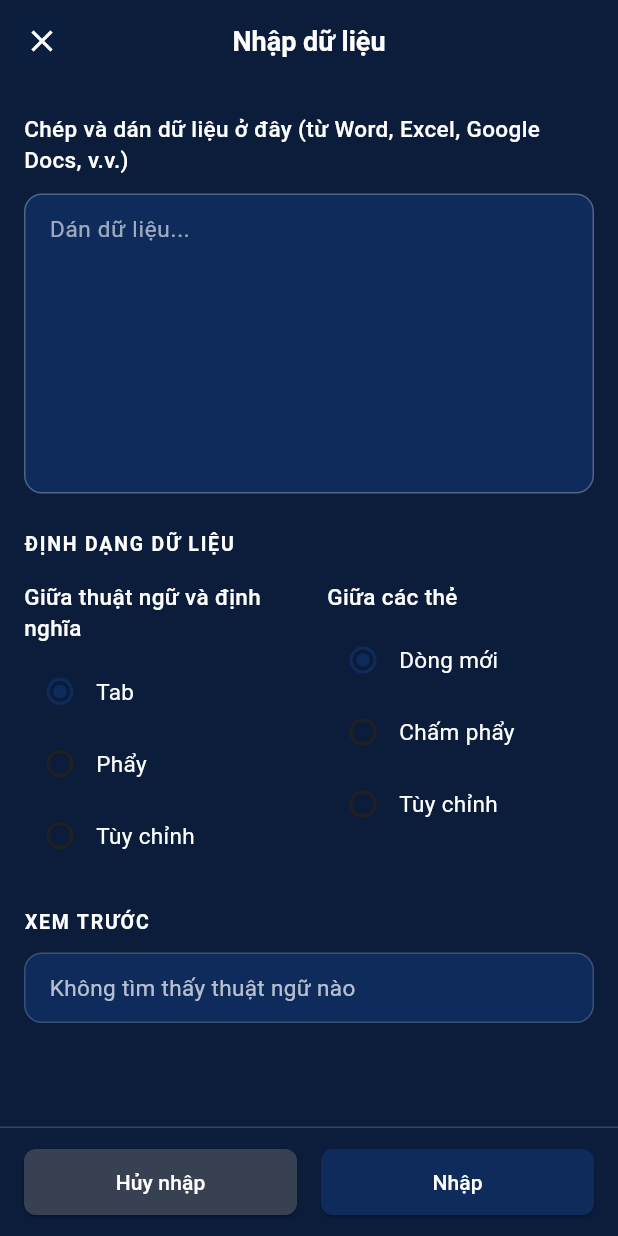
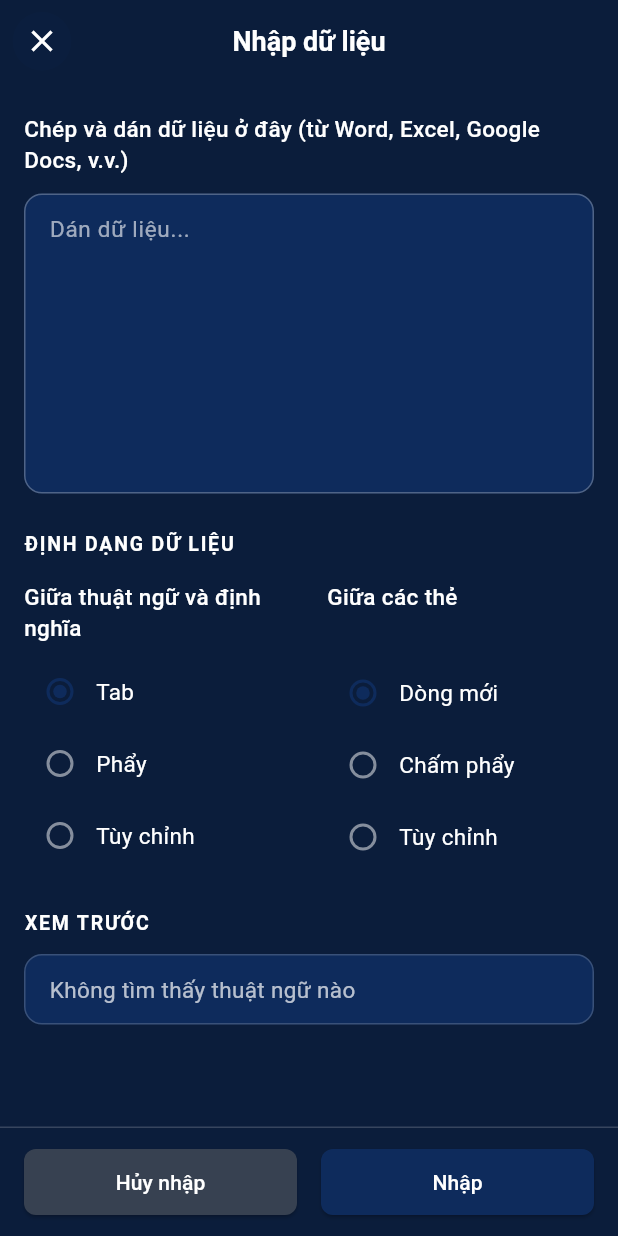
Before and after one commit to NguyenMinhDuc163/Card-Mind, a Flutter app: the ImportDataScreen widget shown alone on an empty page, opened directly with empty values, on a phone screen of 412 x 824 dp. Run offline on Flutter 3.47's test engine with Material 3 defaults, Android fonts, the phone set to English and light mode, and no system bars; our stand-ins replace cached_network_image, connectivity_plus, device_preview_plus, dio, easy_localization, envied and 14 more; missing offline and left inert: curl_logger_dio_interceptor, sp_util; accounts and stored records are empty.

Commit message:
fix theme

```diff
--- a/lib/modules/create_course/model/import_data_config.dart
+++ b/lib/modules/create_course/model/import_data_config.dart
@@ -28,7 +28,8 @@ class ImportDataConfig extends Equatable {
     String? customCardDelimiter,
   }) {
     return ImportDataConfig(
-      termDefinitionDelimiter: termDefinitionDelimiter ?? this.termDefinitionDelimiter,
+      termDefinitionDelimiter:
+          termDefinitionDelimiter ?? this.termDefinitionDelimiter,
       cardDelimiter: cardDelimiter ?? this.cardDelimiter,
       customTermDefinitionDelimiter:
           customTermDefinitionDelimiter ?? this.customTermDefinitionDelimiter,
@@ -53,7 +54,7 @@ class ImportDataConfig extends Equatable {
   String _getDelimiterValue(String delimiter) {
     switch (delimiter) {
       case 'tab':
-        return '\t';
+        return '\t'; // Tab character
       case 'comma':
         return ',';
       case 'semicolon':
@@ -66,7 +67,10 @@ class ImportDataConfig extends Equatable {
   }
 
   factory ImportDataConfig.defaultConfig() {
-    return const ImportDataConfig(termDefinitionDelimiter: 'tab', cardDelimiter: 'newline');
+    return const ImportDataConfig(
+      termDefinitionDelimiter: 'tab',
+      cardDelimiter: 'newline',
+    );
   }
 }
 
@@ -75,7 +79,11 @@ class ParsedDataResult extends Equatable {
   final String? errorMessage;
   final bool hasError;
 
-  const ParsedDataResult({required this.terms, this.errorMessage, this.hasError = false});
+  const ParsedDataResult({
+    required this.terms,
+    this.errorMessage,
+    this.hasError = false,
+  });
 
   @override
   List<Object?> get props => [terms, errorMessage, hasError];
@@ -85,7 +93,11 @@ class ParsedDataResult extends Equatable {
   }
 
   factory ParsedDataResult.error(String errorMessage) {
-    return ParsedDataResult(terms: [], errorMessage: errorMessage, hasError: true);
+    return ParsedDataResult(
+      terms: [],
+      errorMessage: errorMessage,
+      hasError: true,
+    );
   }
 }
 
@@ -94,7 +106,11 @@ class ParsedTerm extends Equatable {
   final String definition;
   final String language;
 
-  const ParsedTerm({required this.term, required this.definition, this.language = 'Tiếng Việt'});
+  const ParsedTerm({
+    required this.term,
+    required this.definition,
+    this.language = 'Tiếng Việt',
+  });
 
   @override
   List<Object?> get props => [term, definition, language];
--- a/lib/modules/create_course/screen/import_data_screen.dart
+++ b/lib/modules/create_course/screen/import_data_screen.dart
@@ -260,7 +260,7 @@ class _ImportDataScreenState extends State<ImportDataScreen> {
             fontWeight: FontWeight.w500,
           ),
         ),
-        const SizedBox(height: 8),
+        const SizedBox(height: 30),
         _buildDelimiterOptions(
           currentValue: _config.cardDelimiter,
           options: const [
@@ -311,6 +311,14 @@ class _ImportDataScreenState extends State<ImportDataScreen> {
                       }
                     },
                     activeColor: context.brandColors.buttonPrimary,
+                    fillColor: MaterialStateProperty.resolveWith<Color>((
+                      states,
+                    ) {
+                      if (states.contains(MaterialState.selected)) {
+                        return context.brandColors.buttonPrimary;
+                      }
+                      return context.brandColors.textMuted;
+                    }),
                   ),
                   Text(
                     label,
@@ -332,7 +340,7 @@ class _ImportDataScreenState extends State<ImportDataScreen> {
                       color: context.brandColors.searchBarText,
                     ),
                     decoration: InputDecoration(
-                      hintText: 'Nhập delimiter tùy chỉnh...',
+                      hintText: 'Nhập ký tự...',
                       hintStyle: AppTextStyles.textContent2.copyWith(
                         color: context.brandColors.searchBarText.withOpacity(
                           0.6,
@@ -512,7 +520,7 @@ class _ImportDataScreenState extends State<ImportDataScreen> {
                                                       color:
                                                           context
                                                               .brandColors
-                                                              .buttonPrimary,
+                                                              .textPrimary,
                                                       fontWeight:
                                                           FontWeight.w600,
                                                     ),
```
Also changed, not shown: lib/modules/create_course/services/import_data_service.dart (+27 -7 lines).
